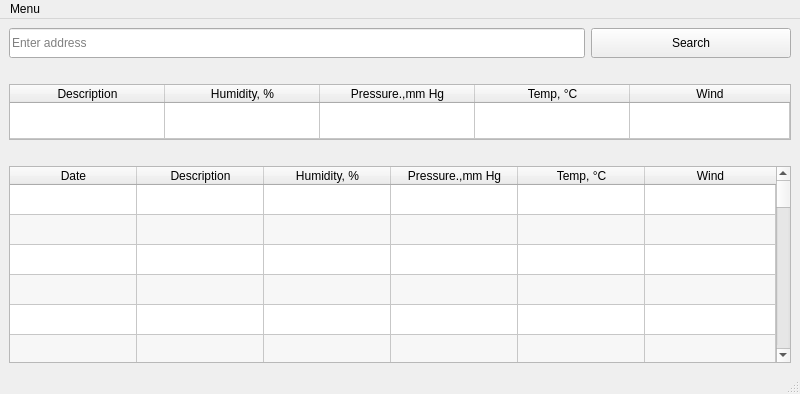
Before: the Qt Designer form l_14.1/supertool/source/supertool/weather.ui in DariaBogdan/python_tasks, drawn with Qt 5.
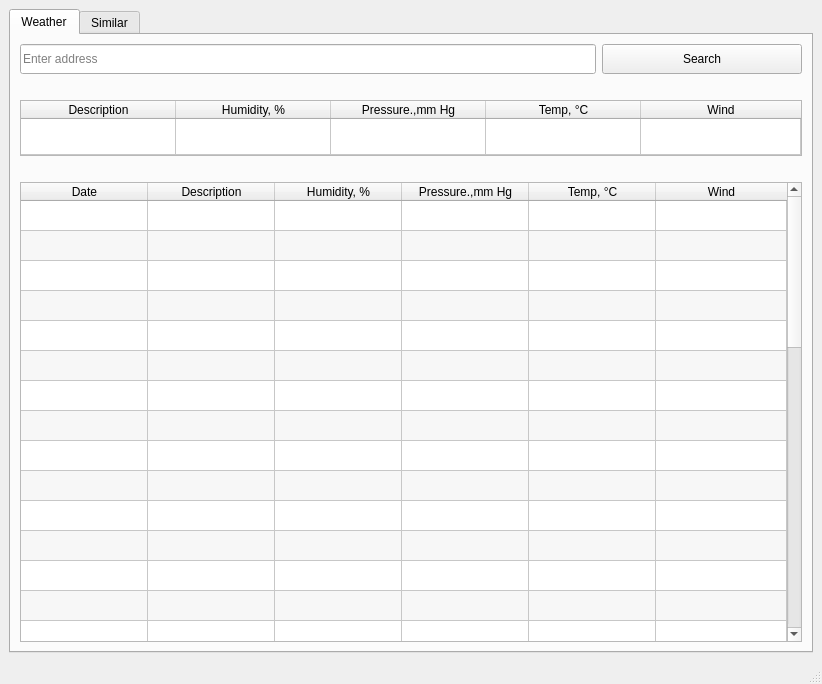
After: the same form once the commit is applied.

Commit message: changed similar for using it in gui

```diff
--- a/l_14.1/supertool/source/supertool/weather.ui
+++ b/l_14.1/supertool/source/supertool/weather.ui
@@ -6,18 +6,40 @@
    <rect>
     <x>0</x>
     <y>0</y>
-    <width>800</width>
-    <height>394</height>
+    <width>822</width>
+    <height>684</height>
    </rect>
   </property>
   <property name="windowTitle">
    <string>MainWindow</string>
   </property>
   <widget class="QWidget" name="centralwidget">
-   <layout class="QGridLayout" name="gridLayout">
+   <layout class="QGridLayout" name="gridLayout_2">
     <item row="0" column="0">
-     <layout class="QVBoxLayout" name="verticalLayout">
-      <item>
+     <widget class="QTabWidget" name="tabWidget">
+      <property name="sizePolicy">
+       <sizepolicy hsizetype="Expanding" vsizetype="Expanding">
+        <horstretch>0</horstretch>
+        <verstretch>1</verstretch>
+       </sizepolicy>
+      </property>
+      <property name="focusPolicy">
+       <enum>Qt::ClickFocus</enum>
+      </property>
+      <property name="contextMenuPolicy">
+       <enum>Qt::NoContextMenu</enum>
+      </property>
+      <property name="currentIndex">
+       <number>0</number>
+      </property>
+      <widget class="QWidget" name="tabWeather">
+       <attribute name="title">
+        <string>Weather</string>
+       </attribute>
+       <layout class="QGridLayout" name="gridLayout_3">
+        <item row="0" column="0">
+         <layout class="QGridLayout" name="gridLayout" columnstretch="0">
+          <item row="0" column="0">
        <layout class="QHBoxLayout" name="horizontalLayout">
         <item>
          <widget class="QLineEdit" name="textEditAddress">
@@ -77,7 +99,7 @@
         </item>
        </layout>
       </item>
-      <item>
+          <item row="1" column="0">
        <widget class="QLabel" name="labelCurrentWeather">
         <property name="baseSize">
          <size>
@@ -93,7 +115,7 @@
         </property>
        </widget>
       </item>
-      <item>
+          <item row="2" column="0">
        <widget class="QTableWidget" name="tableWidgetCurrentWeather">
         <property name="sizePolicy">
          <sizepolicy hsizetype="Expanding" vsizetype="Expanding">
@@ -166,7 +188,7 @@
         </column>
        </widget>
       </item>
-      <item>
+          <item row="3" column="0">
        <widget class="QLabel" name="labelForecastWeather">
         <property name="baseSize">
          <size>
@@ -182,7 +204,7 @@
         </property>
        </widget>
       </item>
-      <item>
+          <item row="4" column="0">
        <widget class="QTableWidget" name="tableWidgetForecastWeather">
         <property name="sizePolicy">
          <sizepolicy hsizetype="Expanding" vsizetype="Expanding">
@@ -446,24 +468,27 @@
      </layout>
     </item>
    </layout>
+       <zorder>verticalLayoutWidget</zorder>
+       <zorder>verticalLayoutWidget</zorder>
+      </widget>
+      <widget class="QWidget" name="tabSimilar">
+       <attribute name="title">
+        <string>Similar</string>
+       </attribute>
+      </widget>
+     </widget>
+    </item>
+   </layout>
   </widget>
   <widget class="QMenuBar" name="menubar">
    <property name="geometry">
     <rect>
      <x>0</x>
      <y>0</y>
-     <width>800</width>
+     <width>822</width>
      <height>25</height>
     </rect>
    </property>
-   <widget class="QMenu" name="menuLala">
-    <property name="title">
-     <string>Menu</string>
-    </property>
-    <addaction name="actionChange"/>
-    <addaction name="actionSimilar"/>
-   </widget>
-   <addaction name="menuLala"/>
   </widget>
   <widget class="QStatusBar" name="statusbar"/>
   <action name="actionChange">
```
Lines whose indentation alone changed are shown as unchanged. The commit also changes 2 other files.
